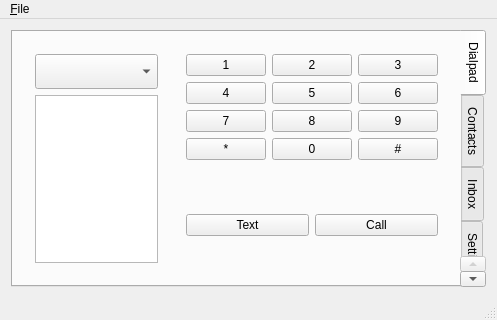
Old version of the form qgvdial/qt-not-qml/mainwindow.ui in the repository shailesh83/qgvdial.
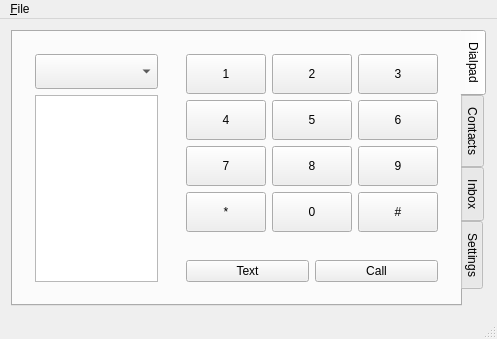
New version of the form. The open tabs and pages were chosen to show the change. Custom widgets are drawn as their Qt base class.

Commit message: qt-not-qml: ui signals and slots cleanup. harmattan: single application plumbing

What changed in the file:
```diff
--- a/qgvdial/qt-not-qml/mainwindow.ui
+++ b/qgvdial/qt-not-qml/mainwindow.ui
@@ -7,7 +7,7 @@
     <x>0</x>
     <y>0</y>
     <width>497</width>
-    <height>320</height>
+    <height>339</height>
    </rect>
   </property>
   <property name="windowTitle">
@@ -60,8 +60,8 @@
             <widget class="QPushButton" name="k4">
              <property name="minimumSize">
               <size>
-               <width>75</width>
-               <height>0</height>
+               <width>65</width>
+               <height>40</height>
               </size>
              </property>
              <property name="text">
@@ -73,8 +73,8 @@
             <widget class="QPushButton" name="k5">
              <property name="minimumSize">
               <size>
-               <width>75</width>
-               <height>0</height>
+               <width>65</width>
+               <height>40</height>
               </size>
              </property>
              <property name="text">
@@ -86,8 +86,8 @@
             <widget class="QPushButton" name="k6">
              <property name="minimumSize">
               <size>
-               <width>75</width>
-               <height>0</height>
+               <width>65</width>
+               <height>40</height>
               </size>
              </property>
              <property name="text">
@@ -99,8 +99,8 @@
             <widget class="QPushButton" name="k8">
              <property name="minimumSize">
               <size>
-               <width>75</width>
-               <height>0</height>
+               <width>65</width>
+               <height>40</height>
               </size>
              </property>
              <property name="text">
@@ -112,8 +112,8 @@
             <widget class="QPushButton" name="k9">
              <property name="minimumSize">
               <size>
-               <width>75</width>
-               <height>0</height>
+               <width>65</width>
+               <height>40</height>
               </size>
              </property>
              <property name="text">
@@ -125,8 +125,8 @@
             <widget class="QPushButton" name="kstar">
              <property name="minimumSize">
               <size>
-               <width>75</width>
-               <height>0</height>
+               <width>65</width>
+               <height>40</height>
               </size>
              </property>
              <property name="text">
@@ -138,8 +138,8 @@
             <widget class="QPushButton" name="k0">
              <property name="minimumSize">
               <size>
-               <width>75</width>
-               <height>0</height>
+               <width>65</width>
+               <height>40</height>
               </size>
              </property>
              <property name="text">
@@ -151,8 +151,8 @@
             <widget class="QPushButton" name="khash">
              <property name="minimumSize">
               <size>
-               <width>75</width>
-               <height>0</height>
+               <width>65</width>
+               <height>40</height>
               </size>
              </property>
              <property name="text">
@@ -164,8 +164,8 @@
             <widget class="QPushButton" name="k1">
              <property name="minimumSize">
               <size>
-               <width>75</width>
-               <height>0</height>
+               <width>65</width>
+               <height>40</height>
               </size>
              </property>
              <property name="text">
@@ -177,8 +177,8 @@
             <widget class="QPushButton" name="k2">
              <property name="minimumSize">
               <size>
-               <width>75</width>
-               <height>0</height>
+               <width>65</width>
+               <height>40</height>
               </size>
              </property>
              <property name="text">
@@ -190,8 +190,8 @@
             <widget class="QPushButton" name="k3">
              <property name="minimumSize">
               <size>
-               <width>75</width>
-               <height>0</height>
+               <width>65</width>
+               <height>40</height>
               </size>
              </property>
              <property name="text">
@@ -203,8 +203,8 @@
             <widget class="QPushButton" name="k7">
              <property name="minimumSize">
               <size>
-               <width>75</width>
-               <height>0</height>
+               <width>65</width>
+               <height>40</height>
               </size>
              </property>
              <property name="text">
```
Left out of the diff: 42 changed lines with no effect on the pictures. The commit also changes 7 other files.
